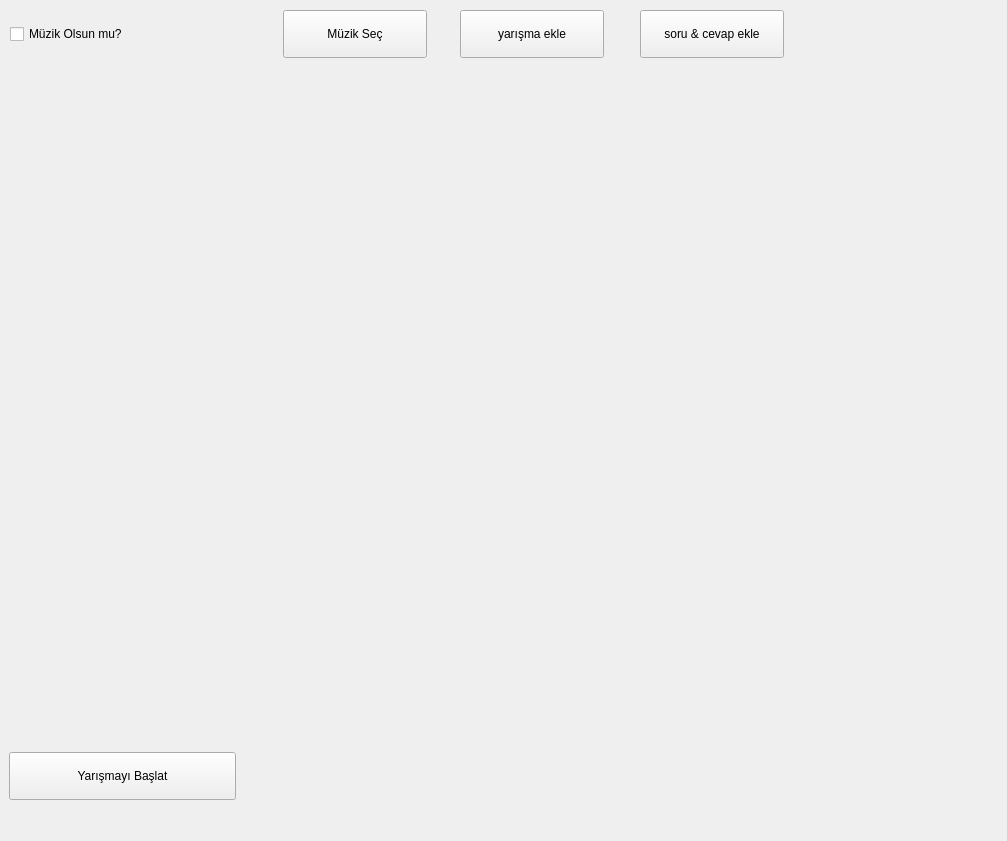
Qt form stackedwidget.ui (atakli/BilgiYarismasi) before a commit.
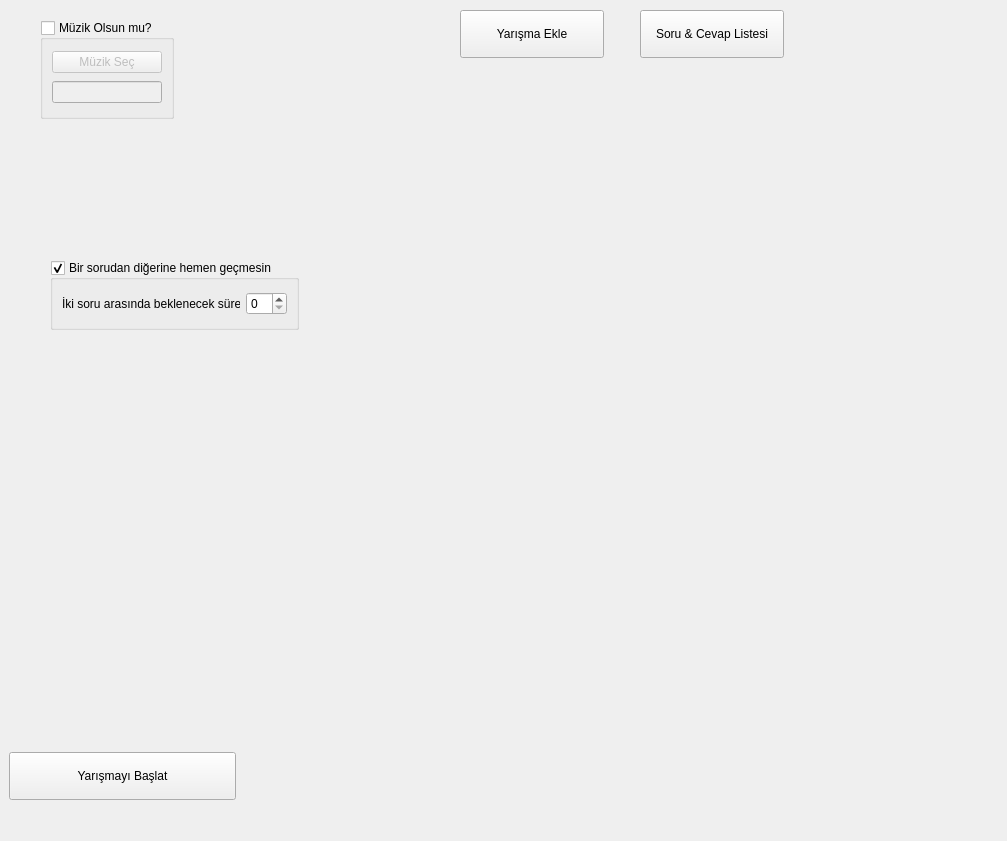
The same form after that commit.

```diff
--- a/stackedwidget.ui
+++ b/stackedwidget.ui
@@ -42,32 +42,6 @@
      <string>Yarışmayı Başlat</string>
     </property>
    </widget>
-   <widget class="QPushButton" name="musicSelectButton">
-    <property name="geometry">
-     <rect>
-      <x>283</x>
-      <y>10</y>
-      <width>144</width>
-      <height>48</height>
-     </rect>
-    </property>
-    <property name="text">
-     <string>Müzik Seç</string>
-    </property>
-   </widget>
-   <widget class="QCheckBox" name="checkBox">
-    <property name="geometry">
-     <rect>
-      <x>10</x>
-      <y>14</y>
-      <width>267</width>
-      <height>40</height>
-     </rect>
-    </property>
-    <property name="text">
-     <string>Müzik Olsun mu?</string>
-    </property>
-   </widget>
    <widget class="QLabel" name="musicNameLabel">
     <property name="geometry">
      <rect>
@@ -97,7 +71,7 @@
      </rect>
     </property>
     <property name="text">
-     <string>yarışma ekle</string>
+     <string>Yarışma Ekle</string>
     </property>
    </widget>
    <widget class="QPushButton" name="addQAButton">
@@ -110,9 +84,95 @@
      </rect>
     </property>
     <property name="text">
-     <string>soru &amp;&amp; cevap ekle</string>
+     <string>Soru &amp;&amp; Cevap Listesi</string>
     </property>
    </widget>
+   <widget class="QGroupBox" name="NextQGroupBox">
+    <property name="geometry">
+     <rect>
+      <x>50</x>
+      <y>260</y>
+      <width>249</width>
+      <height>70</height>
+     </rect>
+    </property>
+    <property name="title">
+     <string>Bir sorudan diğerine hemen geçmesin</string>
+    </property>
+    <property name="checkable">
+     <bool>true</bool>
+    </property>
+    <layout class="QHBoxLayout" name="horizontalLayout_3">
+     <item>
+      <layout class="QHBoxLayout" name="horizontalLayout">
+       <item>
+        <widget class="QLabel" name="label">
+         <property name="text">
+          <string>İki soru arasında beklenecek süre: </string>
+         </property>
+        </widget>
+       </item>
+       <item>
+        <widget class="QSpinBox" name="spinBox">
+         <property name="sizePolicy">
+          <sizepolicy hsizetype="Expanding" vsizetype="Fixed">
+           <horstretch>0</horstretch>
+           <verstretch>0</verstretch>
+          </sizepolicy>
+         </property>
+        </widget>
+       </item>
+      </layout>
+     </item>
+    </layout>
+   </widget>
+   <widget class="QGroupBox" name="musicGroupBox">
+    <property name="geometry">
+     <rect>
+      <x>40</x>
+      <y>20</y>
+      <width>134</width>
+      <height>99</height>
+     </rect>
+    </property>
+    <property name="sizePolicy">
+     <sizepolicy hsizetype="Minimum" vsizetype="Preferred">
+      <horstretch>0</horstretch>
+      <verstretch>0</verstretch>
+     </sizepolicy>
+    </property>
+    <property name="minimumSize">
+     <size>
+      <width>134</width>
+      <height>0</height>
+     </size>
+    </property>
+    <property name="title">
+     <string>Müzik Olsun mu?</string>
+    </property>
+    <property name="checkable">
+     <bool>true</bool>
+    </property>
+    <property name="checked">
+     <bool>false</bool>
+    </property>
+    <layout class="QHBoxLayout" name="horizontalLayout_5">
+     <item>
+      <layout class="QVBoxLayout" name="verticalLayout">
+       <item>
+        <widget class="QPushButton" name="musicSelectButton">
+         <property name="text">
+          <string>Müzik Seç</string>
+         </property>
+        </widget>
+       </item>
+       <item>
+        <widget class="QLineEdit" name="musicLineEdit"/>
+       </item>
+      </layout>
+     </item>
+    </layout>
+   </widget>
   </widget>
   <widget class="QWidget" name="competitionPage">
    <property name="sizePolicy">
```
Left out of the diff: 53 changed lines with no effect on the pictures.
